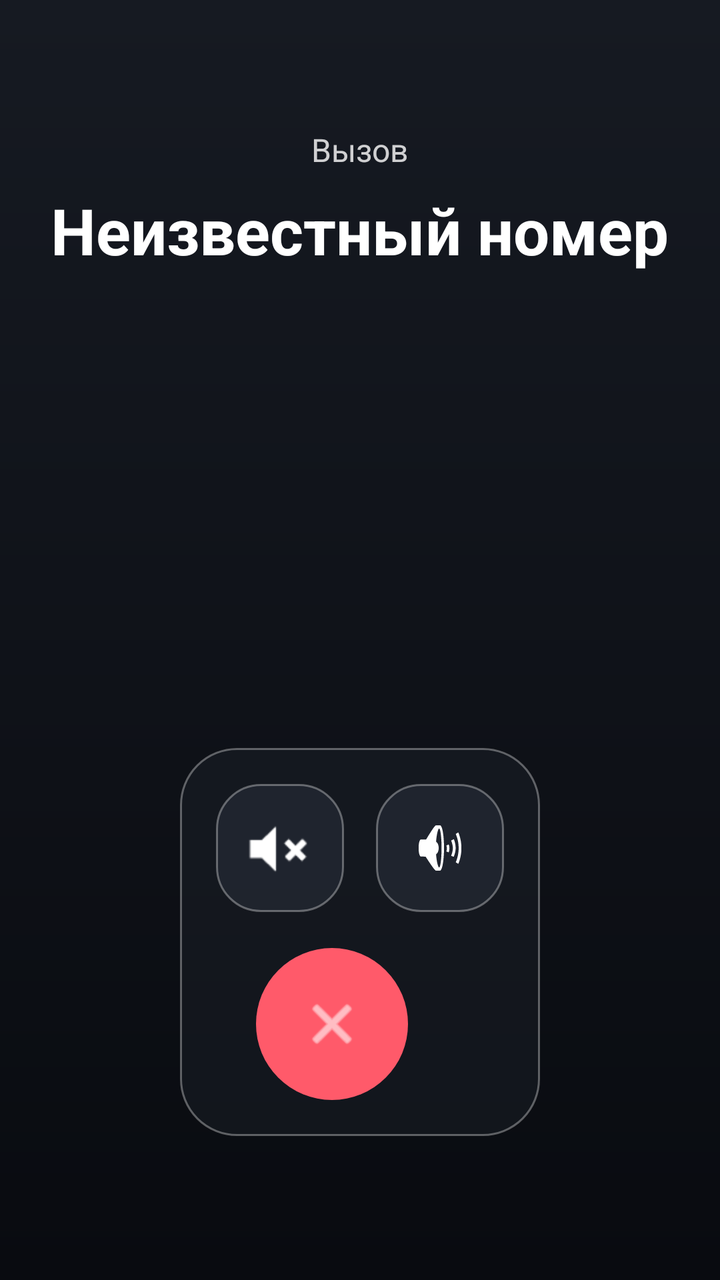
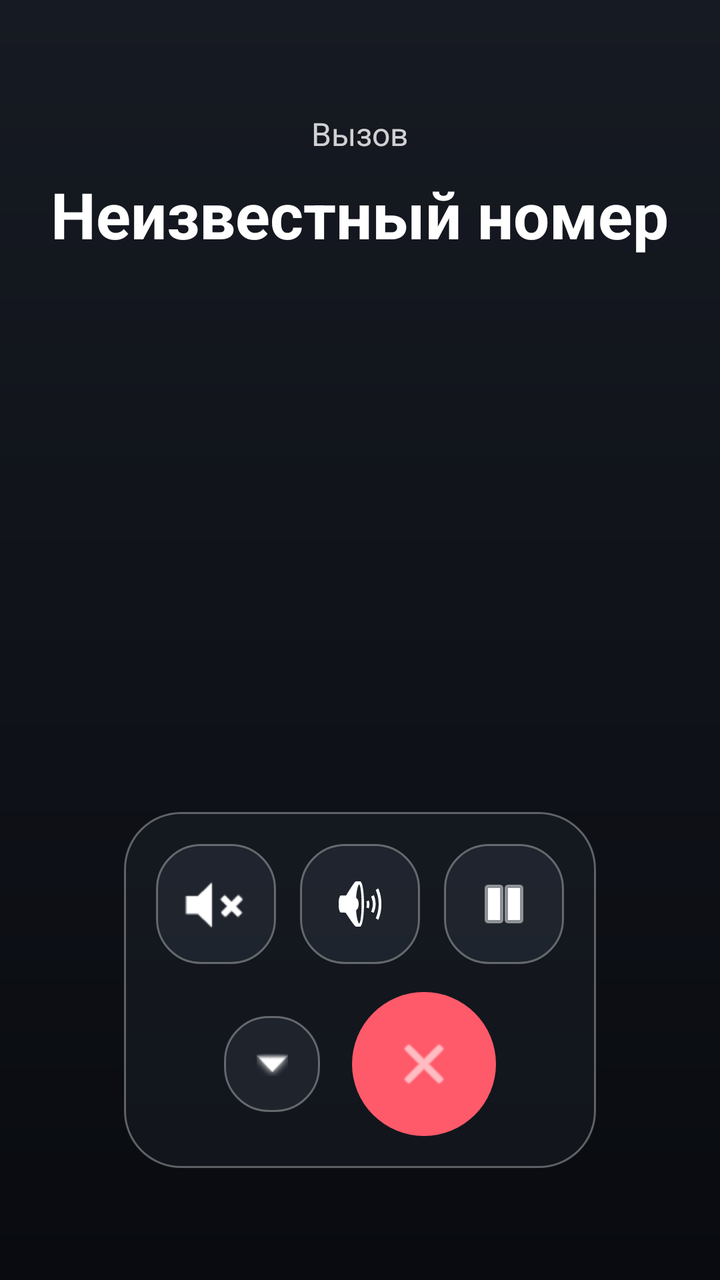

Before-and-after screenshots of an Android layout around one commit, followed by the original layout XML and the change that was made.
<!-- AndroidManifest.xml: activity theme Theme.VibeDialer -->
<!-- res/layout/activity_incall.xml -->
<?xml version="1.0" encoding="utf-8"?>
<FrameLayout xmlns:android="http://schemas.android.com/apk/res/android"
    android:id="@+id/incallRoot"
    android:layout_width="match_parent"
    android:layout_height="match_parent"
    android:background="@drawable/bg_main">

    <LinearLayout
        android:layout_width="match_parent"
        android:layout_height="wrap_content"
        android:layout_gravity="top|center_horizontal"
        android:layout_marginTop="64dp"
        android:gravity="center"
        android:orientation="vertical">
        <TextView android:id="@+id/callStateText" android:layout_width="wrap_content" android:layout_height="wrap_content" android:text="Вызов" android:textColor="#CCFFFFFF" android:textSize="16sp"/>
        <TextView android:id="@+id/callerText" android:layout_width="wrap_content" android:layout_height="wrap_content" android:layout_marginTop="8dp" android:text="Неизвестный номер" android:textColor="@color/white" android:textSize="32sp" android:textStyle="bold"/>
    </LinearLayout>

    <LinearLayout
        android:id="@+id/inCallControls"
        android:layout_width="wrap_content"
        android:layout_height="wrap_content"
        android:layout_gravity="bottom|center_horizontal"
        android:layout_marginBottom="72dp"
        android:background="@drawable/bg_glass_panel"
        android:orientation="vertical"
        android:padding="18dp">

        <LinearLayout android:layout_width="wrap_content" android:layout_height="wrap_content" android:orientation="horizontal">
            <ImageButton android:id="@+id/muteBtn" android:layout_width="64dp" android:layout_height="64dp" android:background="@drawable/bg_glass_button" android:src="@android:drawable/ic_lock_silent_mode" android:tint="@color/white"/>
            <ImageButton android:id="@+id/speakerBtn" android:layout_width="64dp" android:layout_height="64dp" android:layout_marginStart="16dp" android:background="@drawable/bg_glass_button" android:src="@android:drawable/ic_lock_silent_mode_off" android:tint="@color/white"/>
        </LinearLayout>

        <LinearLayout android:layout_width="wrap_content" android:layout_height="wrap_content" android:layout_marginTop="18dp" android:orientation="horizontal" android:gravity="center">
            <ImageButton android:id="@+id/answerBtn" android:layout_width="76dp" android:layout_height="76dp" android:background="@drawable/bg_call" android:src="@android:drawable/ic_menu_call" android:tint="@color/white" android:visibility="gone"/>
            <ImageButton android:id="@+id/hangupBtn" android:layout_width="76dp" android:layout_height="76dp" android:layout_marginStart="20dp" android:background="@drawable/bg_hangup" android:src="@android:drawable/ic_menu_close_clear_cancel" android:tint="@color/white"/>
        </LinearLayout>
    </LinearLayout>
</FrameLayout>
<!-- resources referenced by this layout -->
<resources>
  <color name="white">#FFFFFFFF</color>
  <!-- drawable bg_call (drawable) -->
  <?xml version="1.0" encoding="utf-8"?>
  <ripple xmlns:android="http://schemas.android.com/apk/res/android" android:color="#88FFFFFF">
      <item>
          <shape android:shape="oval">
              <solid android:color="@color/green" />
          </shape>
      </item>
  </ripple>
  <!-- drawable bg_glass_button (drawable) -->
  <?xml version="1.0" encoding="utf-8"?>
  <ripple xmlns:android="http://schemas.android.com/apk/res/android" android:color="#44FFFFFF">
      <item>
          <shape android:shape="rectangle">
              <solid android:color="#66303845" />
              <corners android:radius="22dp" />
              <stroke android:width="1dp" android:color="#55FFFFFF" />
          </shape>
      </item>
  </ripple>
  <!-- drawable bg_glass_panel (drawable) -->
  <?xml version="1.0" encoding="utf-8"?>
  <shape xmlns:android="http://schemas.android.com/apk/res/android" android:shape="rectangle">
      <solid android:color="#55222832" />
      <corners android:radius="28dp" />
      <stroke android:width="1dp" android:color="#55FFFFFF" />
  </shape>
  <!-- drawable bg_hangup (drawable) -->
  <?xml version="1.0" encoding="utf-8"?>
  <ripple xmlns:android="http://schemas.android.com/apk/res/android" android:color="#88FFFFFF">
      <item>
          <shape android:shape="oval">
              <solid android:color="@color/danger" />
          </shape>
      </item>
  </ripple>
  <!-- drawable bg_main (drawable) -->
  <?xml version="1.0" encoding="utf-8"?>
  <shape xmlns:android="http://schemas.android.com/apk/res/android">
      <gradient android:startColor="#FF161A22" android:endColor="#FF090B10" android:angle="270" />
  </shape>
  <style name="Theme.VibeDialer" parent="Theme.Material3.DayNight.NoActionBar">
          <item name="android:statusBarColor">@android:color/transparent</item>
          <item name="android:navigationBarColor">@android:color/transparent</item>
          <item name="android:windowLightStatusBar" tools:targetApi="m">false</item>
          <item name="android:enforceNavigationBarContrast" tools:targetApi="q">false</item>
          <item name="android:enforceStatusBarContrast" tools:targetApi="q">false</item>
          <item name="android:windowBackground">@color/bg_bottom</item>
      </style>
  <color name="green">#FF4CD964</color>
  <color name="danger">#FFFF5A6A</color>
  <color name="bg_bottom">#FF090B10</color>
</resources>

<!-- the commit's change to res/layout/activity_incall.xml (unified diff, before → after) -->
@@ -6,34 +6,60 @@
     android:background="@drawable/bg_main">
 
     <LinearLayout
+        android:id="@+id/callInfo"
         android:layout_width="match_parent"
         android:layout_height="wrap_content"
         android:layout_gravity="top|center_horizontal"
-        android:layout_marginTop="64dp"
+        android:layout_marginTop="56dp"
         android:gravity="center"
         android:orientation="vertical">
         <TextView android:id="@+id/callStateText" android:layout_width="wrap_content" android:layout_height="wrap_content" android:text="Вызов" android:textColor="#CCFFFFFF" android:textSize="16sp"/>
         <TextView android:id="@+id/callerText" android:layout_width="wrap_content" android:layout_height="wrap_content" android:layout_marginTop="8dp" android:text="Неизвестный номер" android:textColor="@color/white" android:textSize="32sp" android:textStyle="bold"/>
     </LinearLayout>
 
+    
+    <LinearLayout
+        android:id="@+id/orbitStrip"
+        android:layout_width="52dp"
+        android:layout_height="160dp"
+        android:layout_gravity="center_vertical|end"
+        android:layout_marginEnd="8dp"
+        android:background="@drawable/bg_glass_panel"
+        android:gravity="center"
+        android:orientation="vertical"
+        android:padding="6dp"
+        android:visibility="gone">
+        <View android:layout_width="24dp" android:layout_height="4dp" android:background="#88FFFFFF"/>
+        <TextView android:layout_width="wrap_content" android:layout_height="wrap_content" android:layout_marginTop="10dp" android:text="|||" android:textColor="@color/white" android:textSize="18sp"/>
+    </LinearLayout>
+
+    
     <LinearLayout
         android:id="@+id/inCallControls"
         android:layout_width="wrap_content"
         android:layout_height="wrap_content"
         android:layout_gravity="bottom|center_horizontal"
-        android:layout_marginBottom="72dp"
+        android:layout_marginBottom="56dp"
         android:background="@drawable/bg_glass_panel"
         android:orientation="vertical"
-        android:padding="18dp">
+        android:padding="16dp">
 
-        <LinearLayout android:layout_width="wrap_content" android:layout_height="wrap_content" android:orientation="horizontal">
-            <ImageButton android:id="@+id/muteBtn" android:layout_width="64dp" android:layout_height="64dp" android:background="@drawable/bg_glass_button" android:src="@android:drawable/ic_lock_silent_mode" android:tint="@color/white"/>
-            <ImageButton android:id="@+id/speakerBtn" android:layout_width="64dp" android:layout_height="64dp" android:layout_marginStart="16dp" android:background="@drawable/bg_glass_button" android:src="@android:drawable/ic_lock_silent_mode_off" android:tint="@color/white"/>
+        <LinearLayout android:id="@+id/quickRow" android:layout_width="wrap_content" android:layout_height="wrap_content" android:orientation="horizontal" android:gravity="center">
+            <ImageButton android:id="@+id/muteBtn" android:layout_width="60dp" android:layout_height="60dp" android:background="@drawable/bg_glass_button" android:src="@android:drawable/ic_lock_silent_mode" android:tint="@color/white"/>
+            <ImageButton android:id="@+id/speakerBtn" android:layout_width="60dp" android:layout_height="60dp" android:layout_marginStart="12dp" android:background="@drawable/bg_glass_button" android:src="@android:drawable/ic_lock_silent_mode_off" android:tint="@color/white"/>
+            <ImageButton android:id="@+id/holdBtn" android:layout_width="60dp" android:layout_height="60dp" android:layout_marginStart="12dp" android:background="@drawable/bg_glass_button" android:src="@android:drawable/ic_media_pause" android:tint="@color/white"/>
         </LinearLayout>
 
-        <LinearLayout android:layout_width="wrap_content" android:layout_height="wrap_content" android:layout_marginTop="18dp" android:orientation="horizontal" android:gravity="center">
-            <ImageButton android:id="@+id/answerBtn" android:layout_width="76dp" android:layout_height="76dp" android:background="@drawable/bg_call" android:src="@android:drawable/ic_menu_call" android:tint="@color/white" android:visibility="gone"/>
-            <ImageButton android:id="@+id/hangupBtn" android:layout_width="76dp" android:layout_height="76dp" android:layout_marginStart="20dp" android:background="@drawable/bg_hangup" android:src="@android:drawable/ic_menu_close_clear_cancel" android:tint="@color/white"/>
+        <LinearLayout android:id="@+id/extraRow" android:layout_width="wrap_content" android:layout_height="wrap_content" android:layout_marginTop="12dp" android:orientation="horizontal" android:gravity="center" android:visibility="gone">
+            <ImageButton android:id="@+id/addCallBtn" android:layout_width="56dp" android:layout_height="56dp" android:background="@drawable/bg_glass_button" android:src="@android:drawable/ic_input_add" android:tint="@color/white"/>
+            <ImageButton android:id="@+id/dialNewBtn" android:layout_width="56dp" android:layout_height="56dp" android:layout_marginStart="12dp" android:background="@drawable/bg_glass_button" android:src="@android:drawable/ic_dialog_dialer" android:tint="@color/white"/>
+            <ImageButton android:id="@+id/mergeBtn" android:layout_width="56dp" android:layout_height="56dp" android:layout_marginStart="12dp" android:background="@drawable/bg_glass_button" android:src="@android:drawable/ic_menu_call" android:tint="@color/white"/>
+        </LinearLayout>
+
+        <LinearLayout android:layout_width="match_parent" android:layout_height="wrap_content" android:layout_marginTop="14dp" android:gravity="center" android:orientation="horizontal">
+            <ImageButton android:id="@+id/expandBtn" android:layout_width="48dp" android:layout_height="48dp" android:background="@drawable/bg_glass_button" android:src="@android:drawable/arrow_down_float" android:tint="@color/white"/>
+            <ImageButton android:id="@+id/answerBtn" android:layout_width="72dp" android:layout_height="72dp" android:layout_marginStart="16dp" android:background="@drawable/bg_call" android:src="@android:drawable/ic_menu_call" android:tint="@color/white" android:visibility="gone"/>
+            <ImageButton android:id="@+id/hangupBtn" android:layout_width="72dp" android:layout_height="72dp" android:layout_marginStart="16dp" android:background="@drawable/bg_hangup" android:src="@android:drawable/ic_menu_close_clear_cancel" android:tint="@color/white"/>
         </LinearLayout>
     </LinearLayout>
 </FrameLayout>
